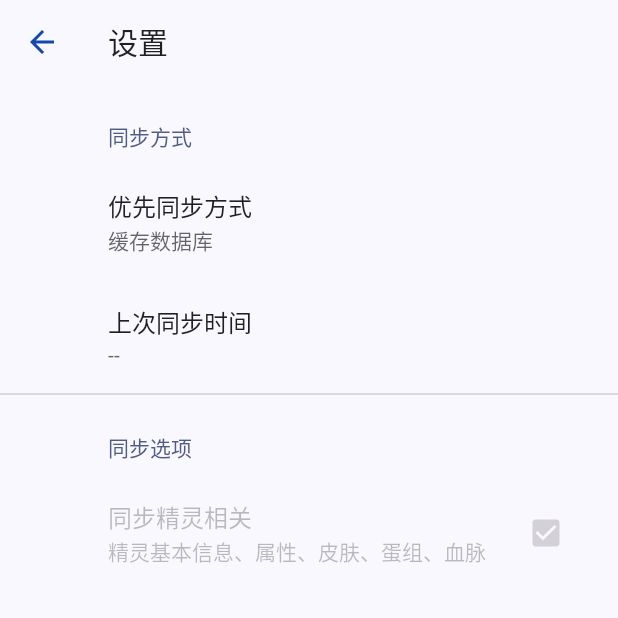
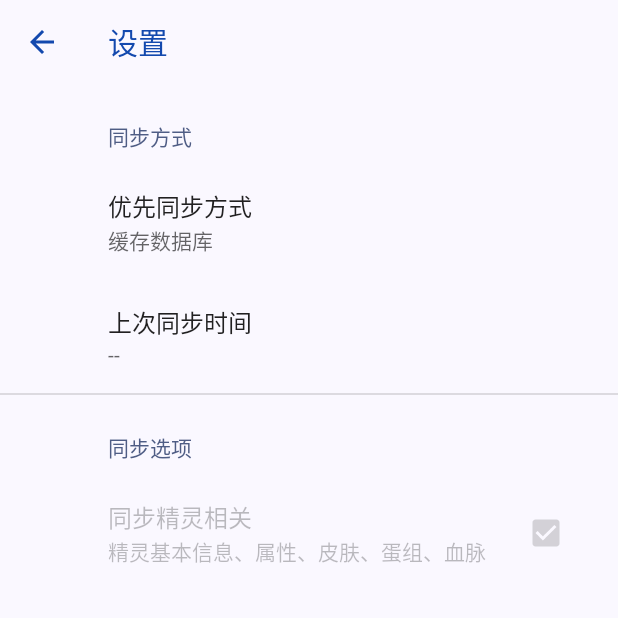
Before and after one commit to roco-kindom/roco-picture-book, an Android app: the SettingsActivity screen opened directly, with no data from a screen before it, on a phone screen of 412 x 824 dp, the top half of it. Run offline under Robolectric (Android 15) with nearby library versions, the phone set to English and light mode, and no system bars; our stand-ins replace androidx.preference; pictures from the network do not load.

Commit message:
update: 设置页面样式调整

```diff
--- a/app/src/main/java/com/lanier/roco/picturebook/feature/setting/SettingsActivity.kt
+++ b/app/src/main/java/com/lanier/roco/picturebook/feature/setting/SettingsActivity.kt
@@ -2,8 +2,11 @@ package com.lanier.roco.picturebook.feature.setting
 
 import android.os.Bundle
 import android.view.MenuItem
+import androidx.activity.enableEdgeToEdge
 import androidx.activity.viewModels
 import androidx.appcompat.app.AppCompatActivity
+import androidx.core.view.ViewCompat
+import androidx.core.view.WindowInsetsCompat
 import com.lanier.roco.picturebook.R
 
 class SettingsActivity : AppCompatActivity() {
@@ -12,7 +15,13 @@ class SettingsActivity : AppCompatActivity() {
 
     override fun onCreate(savedInstanceState: Bundle?) {
         super.onCreate(savedInstanceState)
+        enableEdgeToEdge()
         setContentView(R.layout.activity_settings)
+        ViewCompat.setOnApplyWindowInsetsListener(findViewById(R.id.main)) { v, insets ->
+            val systemBars = insets.getInsets(WindowInsetsCompat.Type.systemBars())
+            v.setPadding(systemBars.left, systemBars.top, systemBars.right, systemBars.bottom)
+            insets
+        }
 
         setSupportActionBar(findViewById(R.id.toolbar))
     }
--- a/app/src/main/res/layout/activity_settings.xml
+++ b/app/src/main/res/layout/activity_settings.xml
@@ -11,6 +11,7 @@
     <androidx.appcompat.widget.Toolbar
         android:id="@+id/toolbar"
         app:title="@string/title_settings"
+        app:titleTextColor="@color/dimo_md_theme_primary"
         app:navigationIcon="@drawable/baseline_arrow_back_24"
         android:layout_width="match_parent"
         android:layout_height="wrap_content"/>
```
